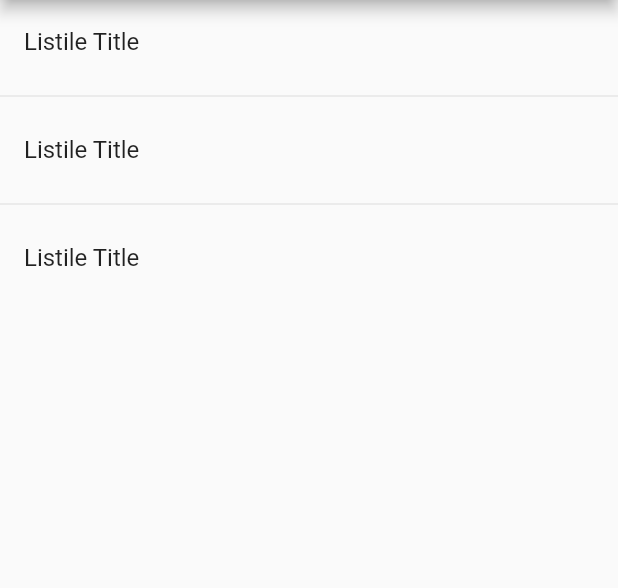
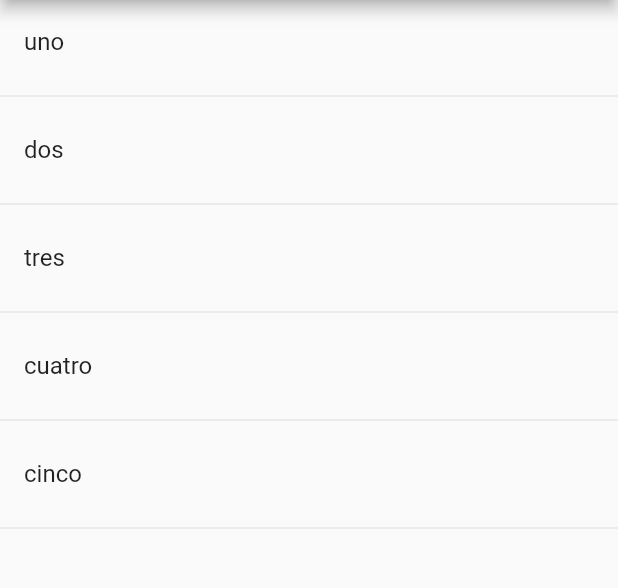
Before and after one commit to goandreus/Travel_Todo, a Flutter app: the screen it shows after launch, on a phone screen of 412 x 824 dp, the part 84-672 px from its top. Run offline on Flutter 3.47's test engine with Material 2 defaults, Android fonts, the phone set to English and light mode, and no system bars.

Commit message:
listile static / cacade operator

```diff
--- a/lib/src/pages/home_temp.dart
+++ b/lib/src/pages/home_temp.dart
@@ -1,7 +1,8 @@
 import 'package:flutter/material.dart';
 
 class HomePageTemp extends StatelessWidget {
-  const HomePageTemp({Key key}) : super(key: key);
+
+  final opciones = [ 'uno', 'dos', 'tres', 'cuatro', 'cinco'];
 
   @override
   Widget build(BuildContext context) {
@@ -10,19 +11,26 @@ class HomePageTemp extends StatelessWidget {
         title: Text("Componentes Temp"),
       ),
       body: ListView(
-        children: <Widget>[
-        ListTile(
-          title: Text('Listile Title'),
+        children: _crearItems()
         ),
-        Divider(),
-        ListTile(
-          title: Text('Listile Title'),
-        ),
-        Divider(),
-        ListTile(
-          title: Text('Listile Title'),
-        ),
-      ],),
       );
   }
+
+
+  List<Widget> _crearItems(){
+
+
+    List<Widget> lista = List<Widget>();
+
+    for (String opt in opciones){
+      final tempWidget = ListTile(
+        title: Text( opt ),
+      );
+      lista..add(tempWidget)      //operador en cascada
+          ..add(Divider());
+    }
+  return lista;
 }
+
+
+}
```
